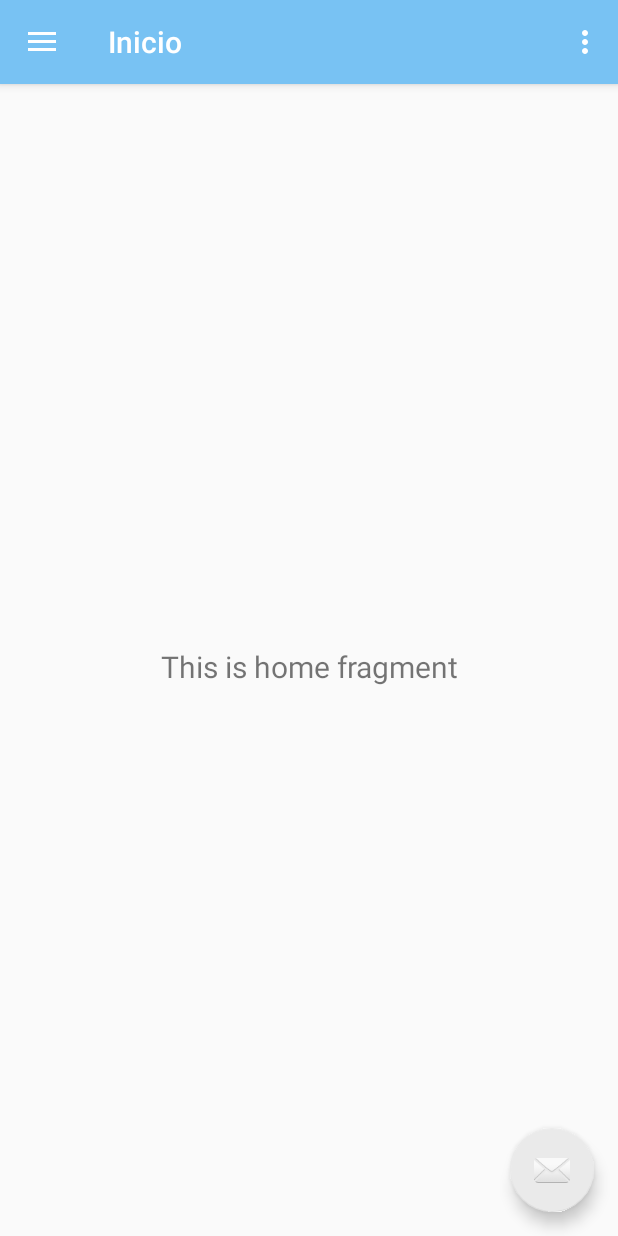
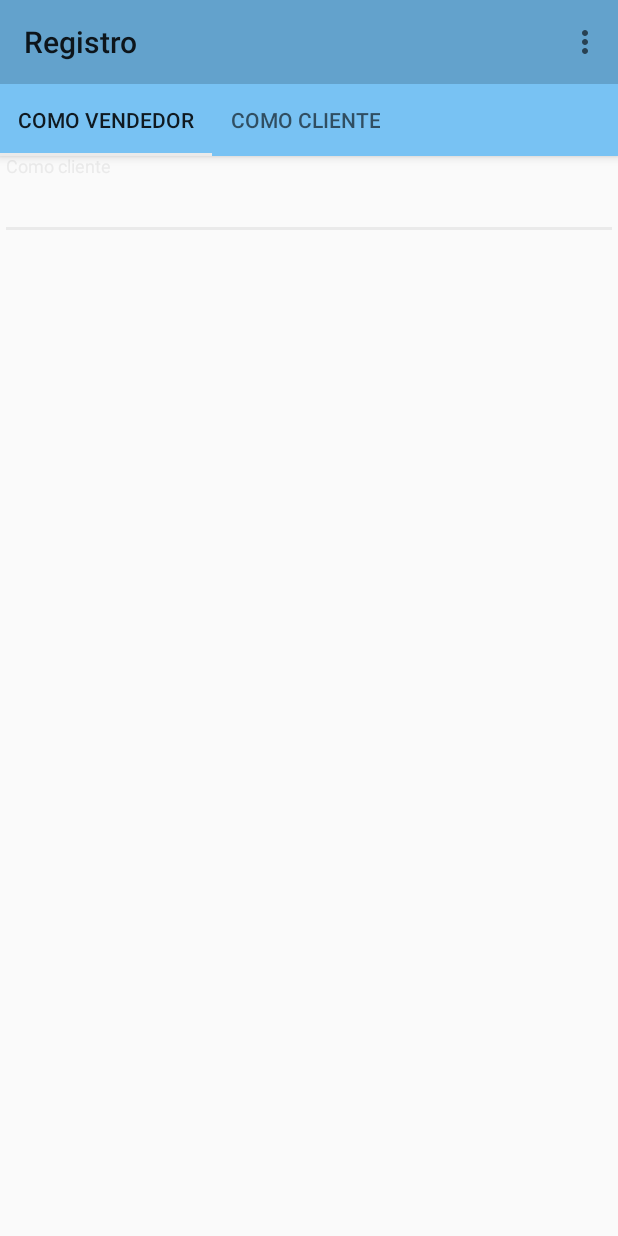
Before and after one commit to Aldo-Vergara/JAI_app, an Android app: the screen it shows after launch (MainActivity before the commit, RegisterActivity after it), after a tap on "REGISTRARSE", on a phone screen of 412 x 824 dp. Run offline under Robolectric (Android 15) with nearby library versions, the phone set to English and light mode, and no system bars; Roboto replaces fonts that are not available here.

Commit message:
Se agregan plantillas para registro

```diff
--- a/app/src/main/AndroidManifest.xml
+++ b/app/src/main/AndroidManifest.xml
@@ -9,6 +9,7 @@
         android:roundIcon="@mipmap/ic_launcher_round"
         android:supportsRtl="true"
         android:theme="@style/AppTheme">
+        <activity android:name=".RegisterActivity"></activity>
         <activity
             android:name=".LoginActivity"
             android:theme="@style/SplashTheme">
@@ -17,12 +18,10 @@
 
                 <category android:name="android.intent.category.LAUNCHER" />
             </intent-filter>
-
         </activity>
         <activity
             android:name=".MainActivity"
-            android:label="@string/app_name">
-        </activity>
+            android:label="@string/app_name"></activity>
 
         <meta-data
             android:name="preloaded_fonts"
--- a/app/src/main/java/com/movil/jaiapp/LoginActivity.java
+++ b/app/src/main/java/com/movil/jaiapp/LoginActivity.java
@@ -35,7 +35,7 @@ public class LoginActivity extends AppCompatActivity {
         btnRegister.setOnClickListener(new View.OnClickListener() {
             @Override
             public void onClick(View view) {
-                Intent intent = new Intent(getApplicationContext(), MainActivity.class);
+                Intent intent = new Intent(getApplicationContext(), RegisterActivity.class);
                 startActivity(intent);
             }
         });
--- /dev/null
+++ b/app/src/main/java/com/movil/jaiapp/RegisterActivity.java
@@ -0,0 +1,70 @@
+package com.movil.jaiapp;
+
+import androidx.appcompat.app.ActionBar;
+import androidx.appcompat.app.AppCompatActivity;
+import androidx.appcompat.widget.Toolbar;
+import androidx.viewpager.widget.ViewPager;
+
+import android.content.Intent;
+import android.os.Bundle;
+import android.view.Menu;
+import android.view.MenuItem;
+
+import com.google.android.material.tabs.TabLayout;
+import com.movil.jaiapp.ui.member.AdapterRegister;
+
+public class RegisterActivity extends AppCompatActivity {
+
+    TabLayout tabLayout;
+    ViewPager viewPager;
+
+    @Override
+    protected void onCreate(Bundle savedInstanceState) {
+        super.onCreate(savedInstanceState);
+        setContentView(R.layout.activity_register);
+
+        Toolbar toolbar = findViewById(R.id.register_toolbar);
+        setSupportActionBar(toolbar);
+        ActionBar ab = getSupportActionBar();
+        ab.setTitle("Registro");
+
+        tabLayout = findViewById(R.id.options_tabLayout);
+        viewPager = findViewById(R.id.register_viewPager);
+
+        final AdapterRegister adapter = new AdapterRegister(this, getSupportFragmentManager(), tabLayout.getTabCount());
+        viewPager.setAdapter(adapter);
+        viewPager.addOnPageChangeListener(new TabLayout.TabLayoutOnPageChangeListener(tabLayout));
+        tabLayout.addOnTabSelectedListener(new TabLayout.OnTabSelectedListener() {
+            @Override
+            public void onTabSelected(TabLayout.Tab tab) {
+                viewPager.setCurrentItem(tab.getPosition());
+            }
+
+            @Override
+            public void onTabUnselected(TabLayout.Tab tab) {
+            }
+
+            @Override
+            public void onTabReselected(TabLayout.Tab tab) {
+            }
+        });
+    }
+
+    @Override
+    public boolean onCreateOptionsMenu(Menu menu) {
+        getMenuInflater().inflate(R.menu.register_menu, menu);
+        return super.onCreateOptionsMenu(menu);
+    }
+
+    @Override
+    public boolean onOptionsItemSelected(MenuItem item)
+    {
+        if(item.getItemId() == R.id.menu_register){
+            Intent intent = new Intent(getApplicationContext(), LoginActivity.class);
+            startActivity(intent);
+        }else{
+            return super.onContextItemSelected(item);
+        }
+        return true;
+    }
+}
--- /dev/null
+++ b/app/src/main/java/com/movil/jaiapp/ui/client/ClientFragment.java
@@ -0,0 +1,23 @@
+package com.movil.jaiapp.ui.client;
+
+import android.os.Bundle;
+import android.view.LayoutInflater;
+import android.view.View;
+import android.view.ViewGroup;
+
+import androidx.annotation.NonNull;
+import androidx.fragment.app.Fragment;
+
+import com.movil.jaiapp.R;
+
+
+public class ClientFragment extends Fragment {
+
+    public View onCreateView(@NonNull LayoutInflater inflater,
+                              ViewGroup container, Bundle savedInstanceState) {
+
+        View root = inflater.inflate(R.layout.fragment_client, container, false);
+
+        return root;
+    }
+}
--- /dev/null
+++ b/app/src/main/java/com/movil/jaiapp/ui/member/AdapterRegister.java
@@ -0,0 +1,41 @@
+package com.movil.jaiapp.ui.member;
+
+import android.content.Context;
+
+import androidx.fragment.app.Fragment;
+import androidx.fragment.app.FragmentManager;
+import androidx.fragment.app.FragmentPagerAdapter;
+
+import com.movil.jaiapp.ui.client.ClientFragment;
+
+public class AdapterRegister extends FragmentPagerAdapter {
+
+    private Context myContext;
+    int totalTabs;
+
+    public AdapterRegister(Context context, FragmentManager fm, int totalTabs) {
+        super(fm);
+        myContext = context;
+        this.totalTabs = totalTabs;
+    }
+
+    // this is for fragment tabs
+    @Override
+    public Fragment getItem(int position) {
+        switch (position) {
+            case 0:
+                MemberFragment memberFragment = new MemberFragment();
+                return memberFragment;
+            case 1:
+                ClientFragment clientFragment = new ClientFragment();
+                return clientFragment;
+            default:
+                return null;
+        }
+    }
+    // this counts total number of tabs
+    @Override
+    public int getCount() {
+        return totalTabs;
+    }
+}
--- /dev/null
+++ b/app/src/main/java/com/movil/jaiapp/ui/member/MemberFragment.java
@@ -0,0 +1,24 @@
+package com.movil.jaiapp.ui.member;
+
+import android.os.Bundle;
+
+import androidx.annotation.NonNull;
+import androidx.fragment.app.Fragment;
+
+import android.view.LayoutInflater;
+import android.view.View;
+import android.view.ViewGroup;
+
+import com.movil.jaiapp.R;
+
+
+public class MemberFragment extends Fragment {
+
+    public View onCreateView(@NonNull LayoutInflater inflater,
+                              ViewGroup container, Bundle savedInstanceState) {
+
+        View root = inflater.inflate(R.layout.fragment_member, container, false);
+
+        return root;
+    }
+}
--- /dev/null
+++ b/app/src/main/res/layout/activity_register.xml
@@ -0,0 +1,77 @@
+<?xml version="1.0" encoding="utf-8"?>
+<androidx.coordinatorlayout.widget.CoordinatorLayout xmlns:android="http://schemas.android.com/apk/res/android"
+    xmlns:tools="http://schemas.android.com/tools"
+    xmlns:app="http://schemas.android.com/apk/res-auto"
+    android:layout_width="match_parent"
+    android:layout_height="match_parent">
+
+    <com.google.android.material.appbar.AppBarLayout
+        android:id="@+id/appbar"
+        android:layout_height="wrap_content"
+        android:layout_width="match_parent">
+
+        <androidx.appcompat.widget.Toolbar
+            android:id="@+id/register_toolbar"
+            android:layout_width="match_parent"
+            android:layout_height="?attr/actionBarSize"
+            android:background="@color/colorPrimaryDark"
+            app:popupTheme="@style/AppTheme.PopupOverlay" />
+
+        <com.google.android.material.tabs.TabLayout
+            android:id="@+id/options_tabLayout"
+            android:layout_width="match_parent"
+            android:layout_height="wrap_content"
+            android:layout_gravity="center"
+
+            app:layout_scrollFlags="scroll|enterAlways"
+            app:tabMode="scrollable">
+
+            <com.google.android.material.tabs.TabItem
+                android:layout_width="wrap_content"
+                android:layout_height="wrap_content"
+                android:text="@string/str_socio" />
+
+            <com.google.android.material.tabs.TabItem
+                android:layout_width="wrap_content"
+                android:layout_height="wrap_content"
+                android:text="@string/str_client" />
+        </com.google.android.material.tabs.TabLayout>
+    </com.google.android.material.appbar.AppBarLayout>
+
+    <androidx.core.widget.NestedScrollView
+        android:layout_width="match_parent"
+        android:layout_height="match_parent"
+
+        app:layout_behavior="com.google.android.material.appbar.AppBarLayout$ScrollingViewBehavior">
+
+        <androidx.constraintlayout.widget.ConstraintLayout
+            android:layout_width="match_parent"
+            android:layout_height="match_parent"
+            tools:context=".RegisterActivity">
+
+            <ScrollView
+                android:layout_width="match_parent"
+                android:layout_height="match_parent">
+
+                <LinearLayout
+                    android:layout_width="match_parent"
+                    android:layout_height="match_parent"
+                    android:orientation="vertical">
+
+                    <androidx.viewpager.widget.ViewPager
+                        android:id="@+id/register_viewPager"
+                        android:layout_width="match_parent"
+                        android:layout_height="470dp"
+                        app:layout_constraintBottom_toBottomOf="parent"
+                        app:layout_constraintEnd_toEndOf="parent"
+                        app:layout_constraintStart_toStartOf="parent"
+                        app:layout_constraintTop_toBottomOf="@+id/options_tabLayout"></androidx.viewpager.widget.ViewPager>
+
+                </LinearLayout>
+            </ScrollView>
+        </androidx.constraintlayout.widget.ConstraintLayout>
+    </androidx.core.widget.NestedScrollView>
+
+
+
+</androidx.coordinatorlayout.widget.CoordinatorLayout>
--- /dev/null
+++ b/app/src/main/res/layout/fragment_client.xml
@@ -0,0 +1,30 @@
+<?xml version="1.0" encoding="utf-8"?>
+<androidx.constraintlayout.widget.ConstraintLayout xmlns:android="http://schemas.android.com/apk/res/android"
+xmlns:app="http://schemas.android.com/apk/res-auto"
+xmlns:tools="http://schemas.android.com/tools"
+android:layout_width="match_parent"
+android:layout_height="match_parent"
+tools:context=".ui.member.MemberFragment">
+
+<ScrollView
+    android:layout_width="match_parent"
+    android:layout_height="match_parent">
+
+    <LinearLayout
+        android:layout_width="match_parent"
+        android:layout_height="wrap_content"
+        android:orientation="vertical">
+
+        <com.google.android.material.textfield.TextInputLayout
+            android:layout_width="match_parent"
+            android:layout_height="wrap_content"
+            android:hint="@string/str_email">
+            <com.google.android.material.textfield.TextInputEditText
+                android:id="@+id/client_txtInputEdit_email"
+                android:layout_width="match_parent"
+                android:layout_height="wrap_content"/>
+        </com.google.android.material.textfield.TextInputLayout>
+    </LinearLayout>
+</ScrollView>
+
+</androidx.constraintlayout.widget.ConstraintLayout>
--- /dev/null
+++ b/app/src/main/res/layout/fragment_member.xml
@@ -0,0 +1,30 @@
+<?xml version="1.0" encoding="utf-8"?>
+<androidx.constraintlayout.widget.ConstraintLayout xmlns:android="http://schemas.android.com/apk/res/android"
+xmlns:app="http://schemas.android.com/apk/res-auto"
+xmlns:tools="http://schemas.android.com/tools"
+android:layout_width="match_parent"
+android:layout_height="match_parent"
+tools:context=".ui.member.MemberFragment">
+
+<ScrollView
+    android:layout_width="match_parent"
+    android:layout_height="match_parent">
+
+    <LinearLayout
+        android:layout_width="match_parent"
+        android:layout_height="wrap_content"
+        android:orientation="vertical">
+
+        <com.google.android.material.textfield.TextInputLayout
+            android:layout_width="match_parent"
+            android:layout_height="wrap_content"
+            android:hint="@string/str_client">
+            <com.google.android.material.textfield.TextInputEditText
+                android:id="@+id/member_txtInputEdit_email"
+                android:layout_width="match_parent"
+                android:layout_height="wrap_content"/>
+        </com.google.android.material.textfield.TextInputLayout>
+    </LinearLayout>
+</ScrollView>
+
+</androidx.constraintlayout.widget.ConstraintLayout>
--- /dev/null
+++ b/app/src/main/res/menu/register_menu.xml
@@ -0,0 +1,9 @@
+<?xml version="1.0" encoding="utf-8"?>
+<menu xmlns:android="http://schemas.android.com/apk/res/android"
+    xmlns:app="http://schemas.android.com/apk/res-auto">
+    <item
+        android:id="@+id/menu_register"
+        android:orderInCategory="100"
+        android:title="@string/action_settings"
+        app:showAsAction="never" />
+</menu>
--- a/app/src/main/res/values/strings.xml
+++ b/app/src/main/res/values/strings.xml
@@ -15,7 +15,12 @@
     <string name="str_signUp">Acceder</string>
     <string name="str_register">Registrarse</string>
 
+    <string name="str_socio">Como vendedor</string>
+    <string name="str_client">Como cliente</string>
+
     <string name="menu_home">Inicio</string>
     <string name="menu_gallery">Galeria</string>
     <string name="menu_slideshow">Slideshow</string>
+    <!-- TODO: Remove or change this placeholder text -->
+    <string name="hello_blank_fragment">Hello blank fragment</string>
 </resources>
```
